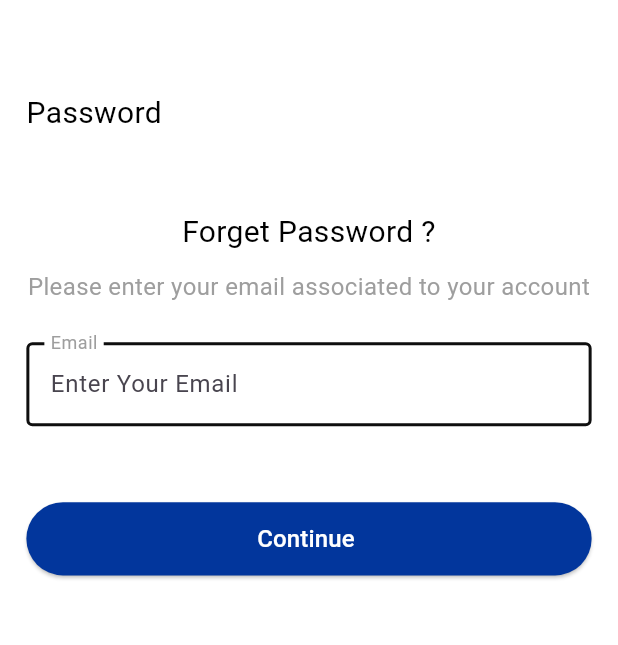
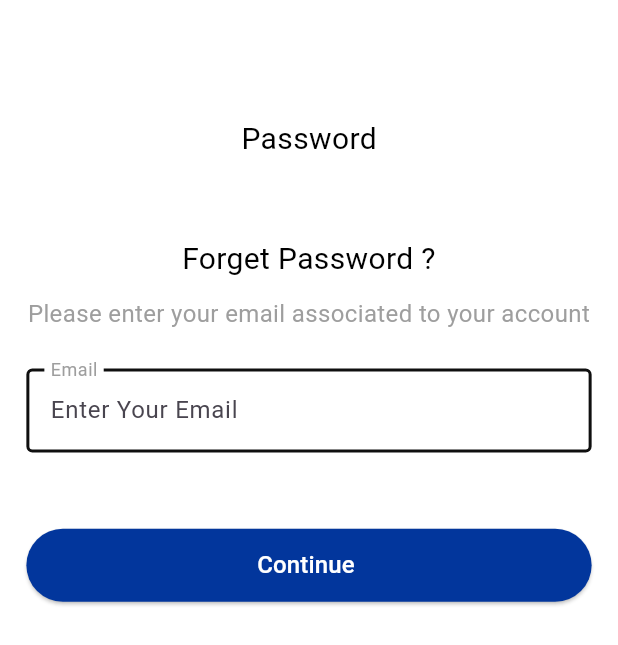
Before and after one commit to momenhaitham/exam_app, a Flutter app: the ForgetPasswordScreen screen opened by its route, on a phone screen of 412 x 824 dp. Shown: the top 645 px of the screen. Run offline on Flutter 3.47's test engine with Material 3 defaults, Android fonts, the phone set to English and light mode, and no system bars; our stand-ins replace dio, flutter_bloc, flutter_screenutil, get_it, injectable, pin_code_fields and 1 more; generated files the repository leaves out were written again.

Commit message:
+ some improvements in forget password feature ui

```diff
--- a/lib/features/forget_password/presentaion/views/forget_password_screen.dart
+++ b/lib/features/forget_password/presentaion/views/forget_password_screen.dart
@@ -18,13 +18,11 @@ class ForgetPasswordScreen extends StatelessWidget {
   Widget build(BuildContext context) {
     var validate=GlobalKey<FormState>();
     return BlocProvider<ForgetPasswordViewModel>(create:(context) => forgetPasswordViewModel,
-    child: BlocConsumer<ForgetPasswordViewModel,ForgetPasswordStates>(
-      builder: (context, state) {
-      return Scaffold(
+    child:
+    Scaffold(
       body: Padding(
-        padding: EdgeInsets.symmetric(horizontal: 16.w),
+        padding: EdgeInsets.all(16.w),
         child: Column(
-          crossAxisAlignment: CrossAxisAlignment.start,
           children: [
             SizedBox(height: 60.h),
             Text(AppStrings.password, style: AppStyles.normal20Black),
@@ -48,6 +46,11 @@ class ForgetPasswordScreen extends StatelessWidget {
                     ),
             ),
             SizedBox(height: 25.h),
+            BlocConsumer<ForgetPasswordViewModel,ForgetPasswordStates>(
+              builder: (context, state) {
+              return Column(
+                crossAxisAlignment: CrossAxisAlignment.start,
+                children: [
                   Form(child: Column(
                     children: [
                       TextFormField(
@@ -103,9 +106,8 @@ class ForgetPasswordScreen extends StatelessWidget {
                   )
 
                 ],
-          ),
-      ),
                 );
+
 
             },
               listener: (context, state) {
@@ -120,6 +122,10 @@ class ForgetPasswordScreen extends StatelessWidget {
               }
             },
               ),
+          ],
+        ),
+      ),
+    ),
 
 
     );
```
Lines whose indentation alone changed are shown as unchanged.
